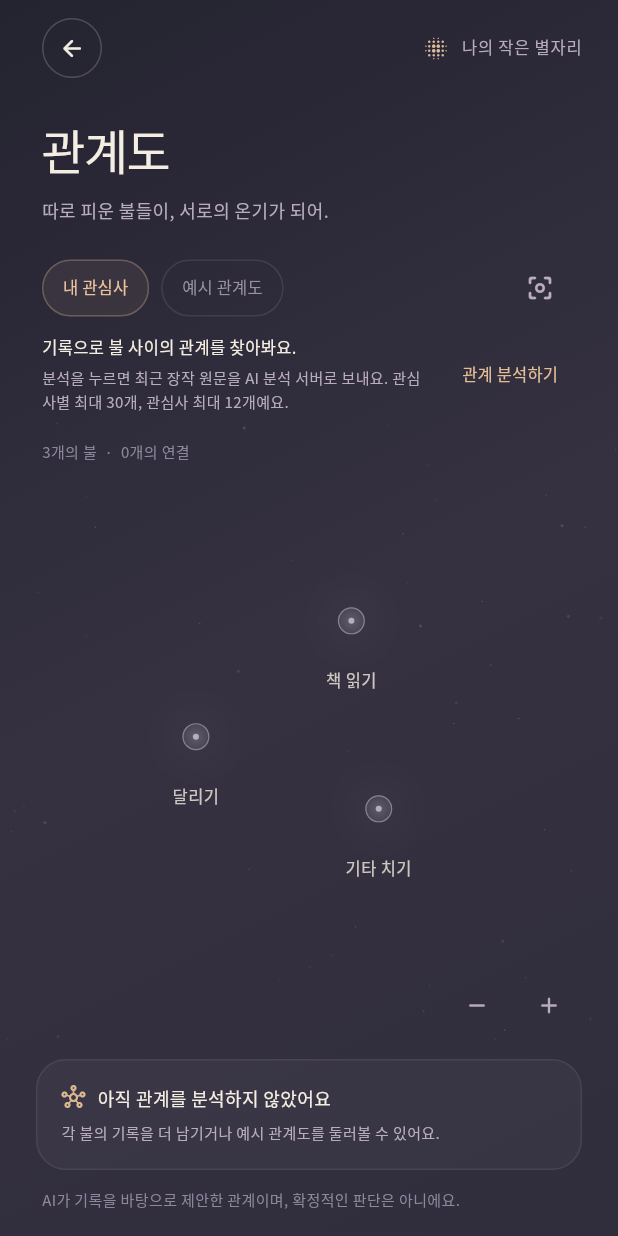
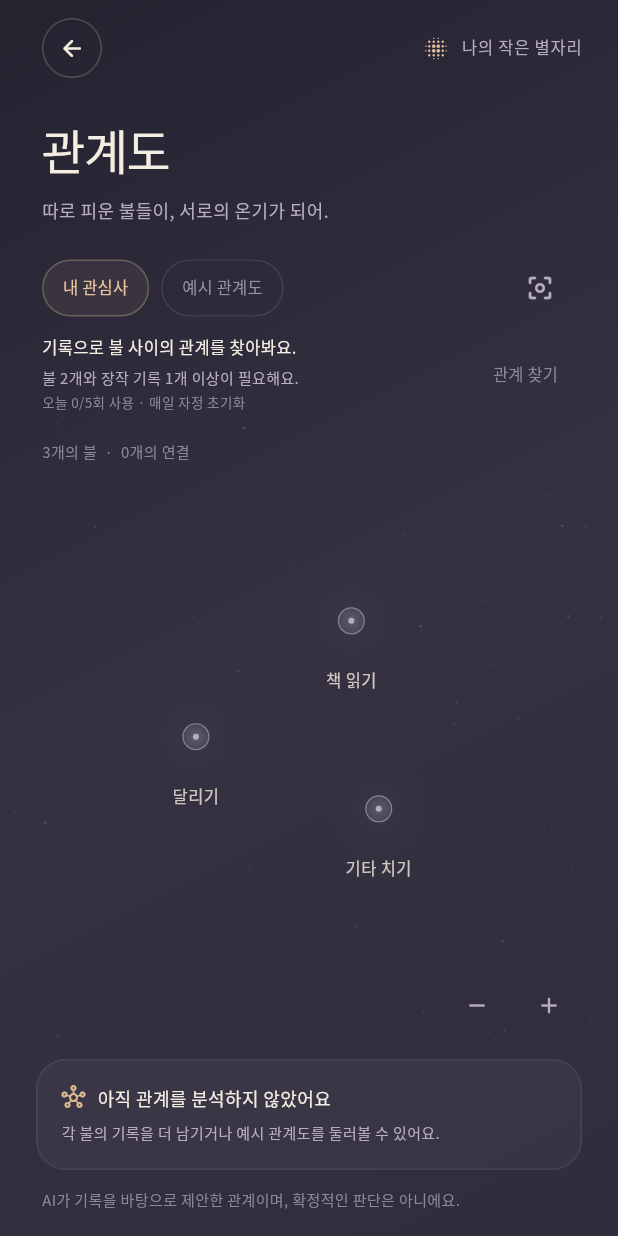
Before and after one commit to rmdkarhdwn/jangjak_diary, a Flutter app: the screen it shows after launch, after a tap on "관계", on a phone screen of 412 x 824 dp. Run offline on Flutter 3.47's test engine with Material 3 defaults, Android fonts, the light colour scheme and no system bars; our stand-ins replace flutter_svg, shared_preferences; Roboto replaces fonts that are missing (NotoSerifKR); project files that could hold a hidden picture were left out.

Commit message:
feat: 관계 분석 캐시와 업데이트 조건 적용

```diff
--- /dev/null
+++ b/lib/relationships/relation_analysis_store.dart
@@ -0,0 +1,396 @@
+import 'dart:convert';
+
+import 'package:crypto/crypto.dart';
+import 'package:shared_preferences/shared_preferences.dart';
+
+import '../diary/diary_store.dart';
+import 'relation_api.dart';
+import 'relationship_data.dart';
+
+String _digest(Object value) =>
+    sha256.convert(utf8.encode(jsonEncode(value))).toString();
+
+// Both the demo server and app reset their budgets at midnight in Korea.
+String analysisDay(DateTime now) => now
+    .toUtc()
+    .add(const Duration(hours: 9))
+    .toIso8601String()
+    .substring(0, 10);
+
+class RelationAnalysisStatus {
+  const RelationAnalysisStatus({
+    required this.canUpdate,
+    required this.message,
+    required this.newRecords,
+    required this.remaining,
+  });
+  final bool canUpdate;
+  final String message;
+  final int newRecords;
+  final int remaining;
+}
+
+/// Separate from diary storage: no change to the diary format or original logs.
+/// A successful empty result is a snapshot too; errors never replace it.
+class RelationAnalysisStore {
+  RelationAnalysisStore({
+    Future<String?> Function()? read,
+    Future<void> Function(String)? write,
+  }) : _read = read ?? (() => SharedPreferencesAsync().getString(storageKey)),
+       _write =
+           write ??
+           ((value) => SharedPreferencesAsync().setString(storageKey, value));
+
+  static const storageKey = 'jangjak.relations.v1';
+  static const dailyLimit = 5;
+  static const requiredNewRecords = 3;
+  final Future<String?> Function() _read;
+  final Future<void> Function(String) _write;
+  Future<void>? _loading;
+  bool _loaded = false;
+  bool _busy = false;
+  bool _dirty = false;
+  Map<String, dynamic>? _snapshot;
+  List<Interest>? _latestInterests;
+  String _day = '';
+  int _attempts = 0;
+
+  bool get hasResult => _snapshot != null;
+  bool get busy => _busy;
+  DateTime? get analyzedAt =>
+      _snapshot == null ? null : DateTime.parse(_snapshot!['at'] as String);
+
+  Future<void> load() async {
+    if (_loaded) return;
+    if (_loading != null) return _loading;
+    _loading = _load();
+    try {
+      await _loading;
+    } finally {
+      _loading = null;
+    }
+  }
+
+  Future<void> _load() async {
+    try {
+      final text = await _read();
+      if (text != null) {
+        final json = jsonDecode(text) as Map<String, dynamic>;
+        if (json['version'] != 1 ||
+            json['day'] is! String ||
+            json['attempts'] is! int ||
+            (json['attempts'] as int) < 0) {
+          throw const FormatException('Invalid analysis cache');
+        }
+        final snapshot = json['snapshot'] as Map<String, dynamic>?;
+        if (snapshot != null) {
+          DateTime.parse(snapshot['at'] as String);
+          final digest = RegExp(r'^[a-f0-9]{64}$');
+          if (!digest.hasMatch(snapshot['fingerprint'] as String)) {
+            throw const FormatException('Invalid fingerprint');
+          }
+          final ids = <String>{};
+          for (final item in snapshot['baseline'] as List) {
+            final node = item as Map;
+            if (!ids.add(node['id'] as String) ||
+                !digest.hasMatch(node['title'] as String)) {
+              throw const FormatException('Invalid baseline');
+            }
+            for (final value in node['entries'] as List) {
+              final entry = value as Map;
+              DateTime.parse(entry['at'] as String);
+              if (!digest.hasMatch(entry['text'] as String)) {
+                throw const FormatException('Invalid baseline entry');
+              }
+            }
+          }
+          if ((snapshot['relations'] as List).length > 30) {
+            throw const FormatException('Invalid relations');
+          }
+        }
+        _day = json['day'] as String;
+        _attempts = json['attempts'] as int;
+        _snapshot = snapshot;
+      }
+      _loaded = true;
+    } catch (_) {
+      throw const RelationApiException(
+        'CACHE_READ_FAILED',
+        '저장된 관계를 읽지 못했어요. 다시 불러와 주세요.',
+      );
+    }
+  }
+
+  String _encode({
+    Map<String, dynamic>? snapshot,
+    String? day,
+    int? attempts,
+  }) => jsonEncode({
+    'version': 1,
+    'day': day ?? _day,
+    'attempts': attempts ?? _attempts,
+    'snapshot': snapshot ?? _snapshot,
+  });
+
+  static List<Map<String, Object>> _baseline(List<Interest> interests) => [
+    for (final interest in interests)
+      {
+        'id': interest.id,
+        'title': _digest(interest.title),
+        'entries': [
+          for (final entry in interest.entries.where(
+            (entry) => entry.text.trim().isNotEmpty,
+          ))
+            {
+              'at': entry.createdAt.toUtc().toIso8601String(),
+              'text': _digest(entry.text),
+            },
+        ],
+      },
+  ];
+
+  static String _fingerprint(List<Interest> interests) {
+    final request = RelationApi.buildRequest(interests);
+    final nodes = [
+      for (final item in request['interests'] as List)
+        {
+          'id': (item as Map)['id'],
+          'title': item['title'],
+          'logs': (List<String>.from(item['logs'] as List)..sort()),
+        },
+      for (final item in request['candidateInterests'] as List? ?? [])
+        {'id': (item as Map)['id'], 'title': item['title'], 'logs': <String>[]},
+    ]..sort((a, b) => (a['id'] as String).compareTo(b['id'] as String));
+    return _digest(nodes);
+  }
+
+  RelationAnalysisStatus status(List<Interest> interests, DateTime now) {
+    final remaining = analysisDay(now) == _day
+        ? (dailyLimit - _attempts).clamp(0, dailyLimit)
+        : dailyLimit;
+    RelationAnalysisStatus result(
+      bool allowed,
+      String message, [
+      int added = 0,
+    ]) => RelationAnalysisStatus(
+      canUpdate: allowed && remaining > 0 && !_busy,
+      newRecords: added,
+      remaining: remaining,
+      message: remaining == 0
+          ? '오늘 분석 5회를 모두 사용했어요. 내일 다시 업데이트할 수 있어요.'
+          : message,
+    );
+    if (interests.length < 2 ||
+        !interests.any(
+          (item) => item.entries.any((entry) => entry.text.trim().isNotEmpty),
+        )) {
+      return result(false, '불 2개와 장작 기록 1개 이상이 필요해요.');
+    }
+    final fingerprint = _fingerprint(interests);
+    if (_snapshot == null) return result(true, '최근 장작 원문을 AI 서버로 보내 관계를 찾아요.');
+    if (_snapshot!['invalidated'] == true) {
+      return result(true, '근거 기록이 변경되어 저장된 연결을 정리했어요. 관계를 업데이트할 수 있어요.');
+    }
+    if (fingerprint == _snapshot!['fingerprint']) {
+      return result(false, '마지막 분석 이후 바뀐 기록이 없어요. 저장된 관계를 보여드려요.');
+    }
+
+    final before = {
+      for (final item in _snapshot!['baseline'] as List)
+        (item as Map)['id'] as String: item,
+    };
+    var added = 0;
+    var revised = false;
+    final current = _baseline(interests);
+    for (final item in current) {
+      final old = before.remove(item['id']);
+      if (old == null) {
+        revised = true;
+        continue;
+      }
+      if (old['title'] != item['title']) revised = true;
+      // Timestamps survive edits. Multisets handle simultaneous records without
+      // mistaking an edited record for a newly added one.
+      Map<String, List<String>> groups(List entries) {
+        final values = <String, List<String>>{};
+        for (final entry in entries) {
+          values
+              .putIfAbsent((entry as Map)['at'] as String, () => [])
+              .add(entry['text'] as String);
+        }
+        return values;
+      }
+
+      final previous = groups(old['entries'] as List);
+      final latest = groups(item['entries'] as List);
+      for (final time in {...previous.keys, ...latest.keys}) {
+        final a = List<String>.of(previous[time] ?? []);
+        final b = List<String>.of(latest[time] ?? []);
+        for (final text in List<String>.of(b)) {
+          if (a.remove(text)) b.remove(text);
+        }
+        if (a.isNotEmpty) revised = true;
+        if (b.length > a.length) added += b.length - a.length;
+      }
+    }
+    if (before.isNotEmpty) revised = true;
+    if (revised) return result(true, '관심사나 기록이 변경되어 관계를 업데이트할 수 있어요.', added);
+    return result(
+      added >= requiredNewRecords,
+      '새 장작 $added/3개 · 3개가 쌓이면 관계를 업데이트할 수 있어요.',
+      added,
+    );
+  }
+
+  /// Rebind saved IDs to today's nodes and drop each invalid edge separately.
+  /// Deleted/edited quotations are removed from disk as well as from the graph.
+  Future<RelationshipMap> restore(List<Interest> interests) async {
+    _latestInterests = interests;
+    await load();
+    final map = cachedMap(interests);
+    if (_snapshot != null) {
+      final relations = _relations(map);
+      final changed =
+          jsonEncode(relations) != jsonEncode(_snapshot!['relations']);
+      if (_dirty || changed) {
+        final pruned = {
+          ..._snapshot!,
+          'relations': relations,
+          if (changed) 'invalidated': true,
+        };
+        _snapshot = pruned;
+        _dirty = true;
+        try {
+          await _write(_encode(snapshot: pruned));
+          _dirty = false;
+        } catch (_) {
+          throw const RelationApiException(
+            'CACHE_WRITE_FAILED',
+            '관계 캐시를 저장하지 못했어요. 저장 공간을 확인해 주세요.',
+          );
+        }
+      }
+    }
+    return map;
+  }
+
+  RelationshipMap cachedMap(List<Interest> interests) {
+    final request = <String, Object>{
+      'interests': [
+        for (final item in interests.where(
+          (item) => item.entries.any((entry) => entry.text.trim().isNotEmpty),
+        ))
+          {
+            'id': item.id,
+            'title': item.title,
+            'logs': item.entries
+                .where((entry) => entry.text.trim().isNotEmpty)
+                .map((entry) => entry.text)
+                .toList(),
+          },
+      ],
+      'candidateInterests': [
+        for (final item in interests.where(
+          (item) => !item.entries.any((entry) => entry.text.trim().isNotEmpty),
+        ))
+          {'id': item.id, 'title': item.title},
+      ],
+    };
+    final edges = <InterestConnection>[];
+    for (final relation in _snapshot?['relations'] as List? ?? []) {
+      try {
+        edges.addAll(
+          RelationApi.parseResponse(
+            {
+              'relations': [relation],
+            },
+            interests,
+            request,
+          ).connections,
+        );
+      } on RelationApiException {
+        /* A removed quotation or node invalidates only its own edge. */
+      }
+    }
+    return RelationshipMap(interests: interests, connections: edges);
+  }
+
+  static List<Map<String, Object?>> _relations(RelationshipMap map) => [
+    for (final edge in map.connections)
+      {
+        'source': edge.left.id,
+        'target': edge.right.id,
+        'score': edge.strength,
+        'type': edge.type!.name,
+        'basis': edge.basis.apiValue,
+        'summary': edge.summary,
+        'evidence': edge.evidence
+            .map((item) => item.entry.text)
+            .toSet()
+            .toList(),
+        'suggestion': edge.suggestion,
+      },
+  ];
+
+  Future<RelationshipMap> analyze(
+    List<Interest> interests,
+    RelationApi api,
+    DateTime Function() clock,
+  ) async {
+    await load();
+    if (_busy) {
+      throw const RelationApiException('IN_PROGRESS', '이미 관계를 업데이트하고 있어요.');
+    }
+    final policy = status(interests, clock());
+    if (!policy.canUpdate) {
+      if (hasResult) return cachedMap(interests);
+      throw RelationApiException('ANALYSIS_NOT_READY', policy.message);
+    }
+    _busy = true;
+    _latestInterests = interests;
+    try {
+      final day = analysisDay(clock());
+      final attempts = day == _day ? _attempts + 1 : 1;
+      // Reserve durably before HTTP; even failed requests may cost the provider.
+      try {
+        await _write(_encode(day: day, attempts: attempts));
+      } catch (_) {
+        throw const RelationApiException(
+          'CACHE_WRITE_FAILED',
+          '사용 횟수를 저장하지 못해 분석을 시작하지 않았어요.',
+        );
+      }
+      _day = day;
+      _attempts = attempts;
+      final result = await api.analyze(interests);
+      final snapshot = <String, dynamic>{
+        'at': clock().toUtc().toIso8601String(),
+        'fingerprint': _fingerprint(interests),
+        'baseline': _baseline(interests),
+        'relations': _relations(result),
+        'invalidated': false,
+      };
+      // Keep a valid response in memory even if the disk write fails, avoiding
+      // another paid request in this session. The UI reports persistence failure.
+      _snapshot = snapshot;
+      final visible = cachedMap(_latestInterests ?? interests);
+      _snapshot!['relations'] = _relations(visible);
+      if (visible.connections.length != result.connections.length) {
+        _snapshot!['invalidated'] = true;
+      }
+      _dirty = true;
+      try {
+        await _write(_encode());
+        _dirty = false;
+      } catch (_) {
+        throw const RelationApiException(
+          'CACHE_WRITE_FAILED',
+          '분석은 완료했지만 기기에 저장하지 못했어요. 앱을 닫기 전에 저장 공간을 확인해 주세요.',
+        );
+      }
+      return visible;
+    } finally {
+      _busy = false;
+    }
+  }
+}
--- a/lib/relationships/relationship_screen.dart
+++ b/lib/relationships/relationship_screen.dart
@@ -9,6 +9,7 @@ import 'connection_sheet.dart';
 import 'relationship_data.dart';
 import 'relationship_graph.dart';
 import 'relation_api.dart';
+import 'relation_analysis_store.dart';
 
 class RelationshipScreen extends StatefulWidget {
   const RelationshipScreen({
@@ -16,10 +17,12 @@ class RelationshipScreen extends StatefulWidget {
     required this.interests,
     required this.clock,
     this.api,
+    this.analysisStore,
   });
   final List<Interest> interests;
   final DateTime Function() clock;
   final RelationApi? api;
+  final RelationAnalysisStore? analysisStore;
 
   @override
   State<RelationshipScreen> createState() => _RelationshipScreenState();
@@ -33,7 +36,10 @@ class _RelationshipScreenState extends State<RelationshipScreen>
     connections: const [],
   );
   late final _api = widget.api ?? RelationApi();
+  late final _cache = widget.analysisStore ?? RelationAnalysisStore();
   bool _loading = false;
+  bool _restoring = true;
+  bool _cacheReady = false;
   bool _analyzed = false;
   RelationApiException? _error;
   late final _example = exampleRelationshipMap(widget.clock());
@@ -48,10 +54,51 @@ class _RelationshipScreenState extends State<RelationshipScreen>
     super.initState();
     WidgetsBinding.instance.addObserver(this);
     _timer = Timer.periodic(const Duration(minutes: 1), (_) => _refresh());
+    _restore();
   }
 
   void _refresh() {
     if (mounted) setState(() => _now = widget.clock());
+  }
+
+  Future<void> _restore() async {
+    setState(() {
+      _restoring = true;
+      _error = null;
+    });
+    try {
+      final map = await _cache.restore(widget.interests);
+      if (mounted) {
+        setState(() {
+          _mine = map;
+          _analyzed = _cache.hasResult;
+          _cacheReady = true;
+        });
+      }
+    } on RelationApiException catch (error) {
+      if (mounted) {
+        setState(() {
+          _error = error;
+          _mine = _cache.cachedMap(widget.interests);
+          _analyzed = _cache.hasResult;
+        });
+      }
+    } finally {
+      if (mounted) setState(() => _restoring = false);
+    }
+  }
+
+  RelationAnalysisStatus get _status {
+    try {
+      return _cache.status(widget.interests, widget.clock());
+    } on RelationApiException catch (error) {
+      return RelationAnalysisStatus(
+        canUpdate: false,
+        message: error.message,
+        newRecords: 0,
+        remaining: 5,
+      );
+    }
   }
 
   @override
@@ -68,19 +115,19 @@ class _RelationshipScreenState extends State<RelationshipScreen>
   }
 
   Future<void> _analyze() async {
-    if (_loading) return;
+    if (_loading || _restoring || _cache.busy) return;
+    if (!_cacheReady) {
+      await _restore();
+      return;
+    }
+    if (!_status.canUpdate) return;
     setState(() {
       _loading = true;
-      _analyzed = false;
       _error = null;
       _selectedId = null;
-      _mine = RelationshipMap(
-        interests: widget.interests,
-        connections: const [],
-      );
     });
     try {
-      final result = await _api.analyze(widget.interests);
+      final result = await _cache.analyze(widget.interests, _api, widget.clock);
       if (mounted) {
         setState(() {
           _mine = result;
@@ -88,7 +135,12 @@ class _RelationshipScreenState extends State<RelationshipScreen>
         });
       }
     } on RelationApiException catch (error) {
-      if (mounted) setState(() => _error = error);
+      if (mounted) {
+        setState(() {
+          _error = error;
+          if (error.code == 'CACHE_WRITE_FAILED') _cacheReady = false;
+        });
+      }
     } catch (_) {
       if (mounted) {
         setState(
@@ -99,7 +151,13 @@ class _RelationshipScreenState extends State<RelationshipScreen>
         );
       }
     } finally {
-      if (mounted) setState(() => _loading = false);
+      if (mounted) {
+        setState(() {
+          _loading = false;
+          _mine = _cache.cachedMap(widget.interests);
+          _analyzed = _cache.hasResult;
+        });
+      }
     }
   }
 
@@ -127,6 +185,8 @@ class _RelationshipScreenState extends State<RelationshipScreen>
                 Text(
                   _loading
                       ? '관계를 분석하고 있어요…'
+                      : _restoring
+                      ? '저장된 관계를 불러오고 있어요…'
                       : _error != null
                       ? '관계 분석에 실패했어요'
                       : _analyzed
@@ -137,13 +197,13 @@ class _RelationshipScreenState extends State<RelationshipScreen>
                 const SizedBox(height: 4),
                 Text(
                   _error != null
-                      ? '${_error!.message} (${_error!.code})'
+                      ? '${_error!.message} (${_error!.code})${_analyzed ? ' 저장된 관계는 계속 볼 수 있어요.' : ''}'
                       : _loading
                       ? '잠시만 기다려 주세요. 최대 55초 정도 걸릴 수 있어요.'
-                      : _analyzed && _mine.connections.isEmpty
-                      ? '이번 분석에서는 충분한 근거가 있는 연결을 찾지 못했어요.'
-                      : '분석을 누르면 최근 장작 원문을 AI 분석 서버로 보내요. 관심사별 최대 30개, 관심사 최대 12개예요.',
-                  maxLines: 3,
+                      : _restoring
+                      ? '기기에 저장한 마지막 분석을 확인하고 있어요.'
+                      : '${_status.message}${_analyzed && _mine.connections.isEmpty ? ' 이번 분석에서는 충분한 근거가 있는 연결을 찾지 못했어요.' : ''}',
+                  maxLines: 4,
                   overflow: TextOverflow.ellipsis,
                   style: const TextStyle(
                     color: Color(0xFFB9ADBD),
@@ -151,13 +211,28 @@ class _RelationshipScreenState extends State<RelationshipScreen>
                     height: 1.6,
                   ),
                 ),
+                if (!_restoring)
+                  Text(
+                    '오늘 ${5 - _status.remaining}/5회 사용 · 매일 자정 초기화',
+                    style: const TextStyle(
+                      color: Color(0xFF8F879D),
+                      fontSize: 9,
+                      height: 1.8,
+                    ),
+                  ),
               ],
             ),
           ),
         ),
         const SizedBox(width: 8),
         TextButton(
-          onPressed: _loading ? null : _analyze,
+          onPressed:
+              _loading ||
+                  _restoring ||
+                  _cache.busy ||
+                  (_cacheReady && !_status.canUpdate)
+              ? null
+              : _analyze,
           style: TextButton.styleFrom(
             foregroundColor: const Color(0xFFE3BD95),
             disabledForegroundColor: const Color(0xFF8F879D),
@@ -165,11 +240,13 @@ class _RelationshipScreenState extends State<RelationshipScreen>
           child: Text(
             _loading
                 ? '분석 중'
+                : _restoring
+                ? '불러오는 중'
                 : _error != null
                 ? '다시 시도'
                 : _analyzed
-                ? '다시 분석'
-                : '관계 분석하기',
+                ? '관계 업데이트'
+                : '관계 찾기',
             style: const TextStyle(fontSize: 11),
           ),
         ),
@@ -432,9 +509,9 @@ class _RelationshipScreenState extends State<RelationshipScreen>
                     const SizedBox(width: 8),
                     Expanded(
                       child: Text(
-                        !_showExample && _loading
+                        !_showExample && _loading && !_analyzed
                             ? '분석 결과를 기다리고 있어요'
-                            : !_showExample && _error != null
+                            : !_showExample && _error != null && !_analyzed
                             ? '분석 결과를 불러오지 못했어요'
                             : !_showExample && !_analyzed
                             ? '아직 관계를 분석하지 않았어요'
--- a/pubspec.yaml
+++ b/pubspec.yaml
@@ -37,6 +37,7 @@ dependencies:
   flutter_svg: ^2.3.0
   shared_preferences: ^2.5.6
   http: ^1.6.0
+  crypto: ^3.0.8
 
 dev_dependencies:
   flutter_test:
```
Also changed, not shown: lib/home/diary_home.dart (+20 -5 lines), test_integration/relation_api_http_test.dart (+56 -0 lines), pubspec.lock, 6 other files.
